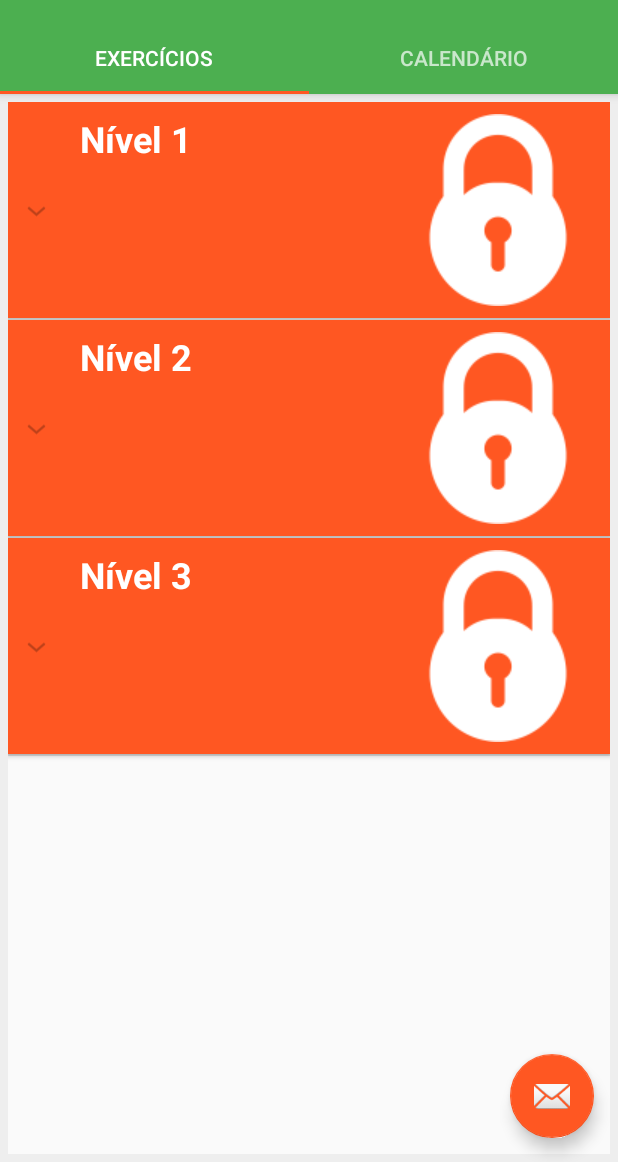
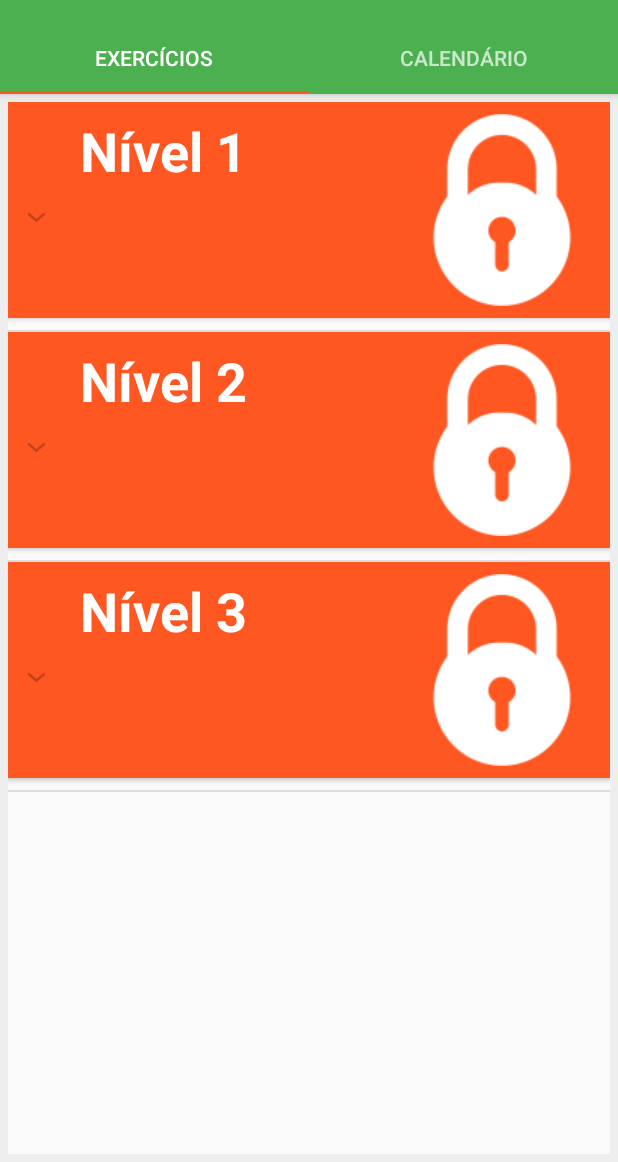
Before and after one commit to SamuelIGT/BackOnTrack-oldVersion-, an Android app: the screen it shows after launch (MainActivity), on a phone screen of 412 x 824 dp, the part 74-1236 px from its top. Run offline under Robolectric (Android 15) with nearby library versions, the phone set to English and light mode, and no system bars.

Commit message:
Back On Track v0.6.6-ALPHA
*Fixed spacing between list group headers.
*Added exercise execution screen.
*Added chronometer to exercise execution screen.

```diff
--- a/app/src/main/java/br/ufc/quixada/backontrack/activities/ExerciseActivity.java
+++ b/app/src/main/java/br/ufc/quixada/backontrack/activities/ExerciseActivity.java
@@ -17,6 +17,7 @@ import android.support.v7.widget.RecyclerView;
 import android.util.Log;
 import android.util.TypedValue;
 import android.view.View;
+import android.widget.Button;
 import android.widget.ImageView;
 
 import com.bumptech.glide.Glide;
@@ -41,6 +42,7 @@ public class ExerciseActivity extends AppCompatActivity {
     private List<Exercise> exerciseList;
     private Section sec;
 
+
     public void onCreate(Bundle savedInstanceState) {
         super.onCreate(savedInstanceState);
 
@@ -62,6 +64,8 @@ public class ExerciseActivity extends AppCompatActivity {
         //recyclerView.addItemDecoration(new GridSpacingItemDecoration(2, dpToPx(10), true)); //Defines how the cards will be shown
         recyclerView.setItemAnimator(new DefaultItemAnimator());
         recyclerView.setAdapter(adapter);
+
+
 
 
 
--- a/app/src/main/java/br/ufc/quixada/backontrack/activities/MainActivity.java
+++ b/app/src/main/java/br/ufc/quixada/backontrack/activities/MainActivity.java
@@ -56,14 +56,14 @@ public class MainActivity extends AppCompatActivity {
         TabLayout tabLayout = (TabLayout) findViewById(R.id.tabLayout);
         tabLayout.setupWithViewPager(mViewPager);
 
-        FloatingActionButton fab = (FloatingActionButton) findViewById(R.id.fab);
+/*        FloatingActionButton fab = (FloatingActionButton) findViewById(R.id.fab);
         fab.setOnClickListener(new View.OnClickListener() {
             @Override
             public void onClick(View view) {
                 Snackbar.make(view, "Replace with your own action", Snackbar.LENGTH_LONG)
                         .setAction("Action", null).show();
             }
-        });
+        });*/
     }
 
 
--- a/app/src/main/java/br/ufc/quixada/backontrack/adapter/ExpandableListAdapter.java
+++ b/app/src/main/java/br/ufc/quixada/backontrack/adapter/ExpandableListAdapter.java
@@ -6,6 +6,7 @@ import android.view.LayoutInflater;
 import android.view.View;
 import android.view.ViewGroup;
 import android.widget.BaseExpandableListAdapter;
+import android.widget.ExpandableListView;
 import android.widget.TextView;
 
 import com.bumptech.glide.load.engine.Resource;
@@ -97,6 +98,11 @@ public class ExpandableListAdapter extends BaseExpandableListAdapter {
         TextView txtListChild = (TextView) convertView.findViewById(R.id.lblListItem);
         txtListChild.setText(childText);
 
+/*//Sets space between child items
+        if (childPosition == groups.get(groupPosition).getChilds().size() - 1) {
+            convertView.setPadding(0, 0, 0, 40);
+        } else
+            convertView.setPadding(0, 0, 0, 0);*/
         return convertView;
     }
 
--- a/app/src/main/res/layout/activity_main.xml
+++ b/app/src/main/res/layout/activity_main.xml
@@ -33,17 +33,10 @@
             android:theme="@style/ThemeOverlay.AppCompat.Dark"
             app:layout_scrollFlags="scroll|enterAlways"
             tools:ignore="UnusedAttribute"
-            app:tabGravity="fill" />
+            app:tabGravity="fill"
+            app:tabMaxWidth="0dp"/>
 
     </android.support.design.widget.AppBarLayout>
-
-    <android.support.design.widget.FloatingActionButton
-        android:id="@+id/fab"
-        android:layout_width="wrap_content"
-        android:layout_height="wrap_content"
-        android:layout_gravity="end|bottom"
-        android:layout_margin="@dimen/fab_margin"
-        app:srcCompat="@android:drawable/ic_dialog_email" />
 
     <android.support.v4.view.ViewPager
         android:id="@+id/container"
@@ -53,3 +46,11 @@
         app:layout_behavior="@string/appbar_scrolling_view_behavior" />
 
 </android.support.design.widget.CoordinatorLayout>
+
+<!--<android.support.design.widget.FloatingActionButton
+android:id="@+id/fab"
+android:layout_width="wrap_content"
+android:layout_height="wrap_content"
+android:layout_gravity="end|bottom"
+android:layout_margin="@dimen/fab_margin"
+app:srcCompat="@android:drawable/ic_dialog_email" />-->
--- a/app/src/main/res/layout/custom_expandable_listview_header.xml
+++ b/app/src/main/res/layout/custom_expandable_listview_header.xml
@@ -1,4 +1,15 @@
 <?xml version="1.0" encoding="utf-8"?>
+
+<LinearLayout xmlns:android="http://schemas.android.com/apk/res/android"
+    android:layout_width="fill_parent"
+    android:layout_height="wrap_content"
+    android:orientation="vertical">
+
+    <View
+        android:layout_width="fill_parent"
+        android:layout_height="0dp"
+        android:background="@android:color/transparent"/>
+
 <LinearLayout xmlns:android="http://schemas.android.com/apk/res/android"
     android:orientation="horizontal"
     android:layout_width="match_parent"
@@ -13,16 +24,23 @@
         android:layout_width="wrap_content"
         android:layout_height="wrap_content"
         android:paddingLeft="?android:attr/expandableListPreferredItemPaddingLeft"
-        android:textSize="24sp"
+        android:textSize="36sp"
         android:text="Nível 1"
         android:textColor="#ffffffff"
         android:textStyle="bold" />
+
+    <View
+        android:layout_width="0dp"
+        android:layout_height="0dp"
+        android:layout_weight="1">
+    </View>
 
     <ImageView
         android:id="@+id/img_lock"
         android:layout_width="wrap_content"
         android:layout_height="wrap_content"
         android:src="@drawable/lock_128"
-        android:layout_marginLeft="140dp"/>
+        />
 
 </LinearLayout>
+</LinearLayout>
--- a/app/src/main/res/layout/custom_expandable_listview_list_item.xml
+++ b/app/src/main/res/layout/custom_expandable_listview_list_item.xml
@@ -7,13 +7,13 @@
     <TextView
         android:id="@+id/lblListItem"
         android:layout_width="match_parent"
-        android:layout_height="wrap_content"
-        android:textSize="24dp"
+        android:layout_height="48dp"
+        android:textSize="12pt"
         android:paddingTop="5dp"
         android:paddingBottom="5dp"
         android:text="Test"
         android:paddingLeft="?android:attr/expandableListPreferredChildPaddingLeft"
-        android:textColor="#fff69212"
+        android:textColor="@color/colorAccent"
         android:textStyle="bold"
         android:background="#ffffffff"
         />
--- a/app/src/main/res/layout/exercise_fragment.xml
+++ b/app/src/main/res/layout/exercise_fragment.xml
@@ -9,8 +9,10 @@
         android:id="@+id/lvExp"
         android:layout_width="match_parent"
         android:layout_height="match_parent"
+        android:drawSelectorOnTop="true"
         android:background="#fafafa"
-        android:layout_margin="5dp">
+        android:layout_margin="5dp"
+        android:dividerHeight="0dp">
 
     </ExpandableListView>
 
```
Also changed, not shown: app/src/main/AndroidManifest.xml (+8 -4 lines), app/src/main/java/br/ufc/quixada/backontrack/Fragments/SectionsFragment.java (+7 -1 lines), app/src/main/java/br/ufc/quixada/backontrack/activities/ExerciseExecutionActivity.java (added, +106 -0 lines), app/src/main/java/br/ufc/quixada/backontrack/adapter/ExerciseAdapter.java (+21 -8 lines), app/src/main/res/drawable/custom_progress_bar.xml (added, +48 -0 lines), app/src/main/res/layout/exercise_execution.xml (added, +49 -0 lines).
